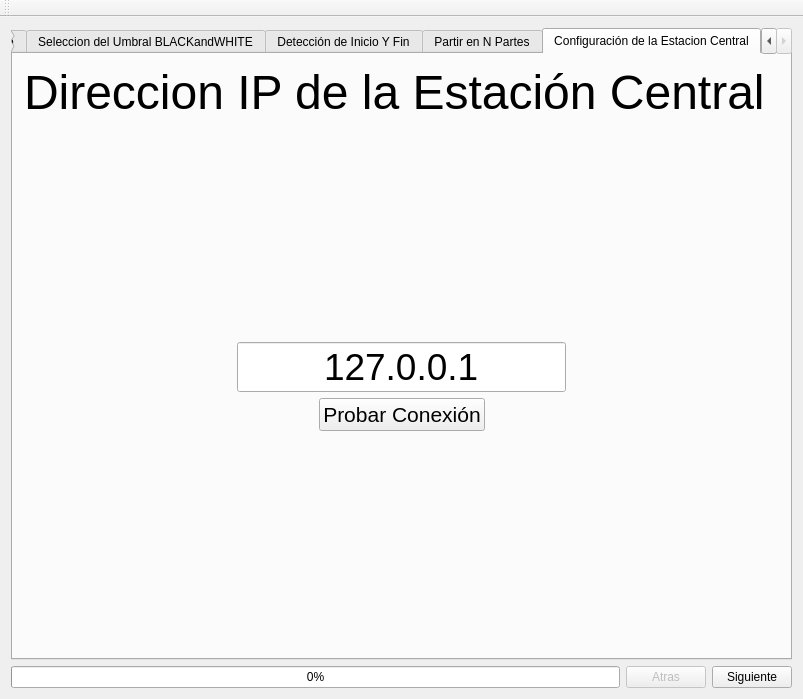
Above: ventanaprincipal.ui from dianjuar/ModuloVisionArtifiical_ACO before the change. Below: the same form after it.
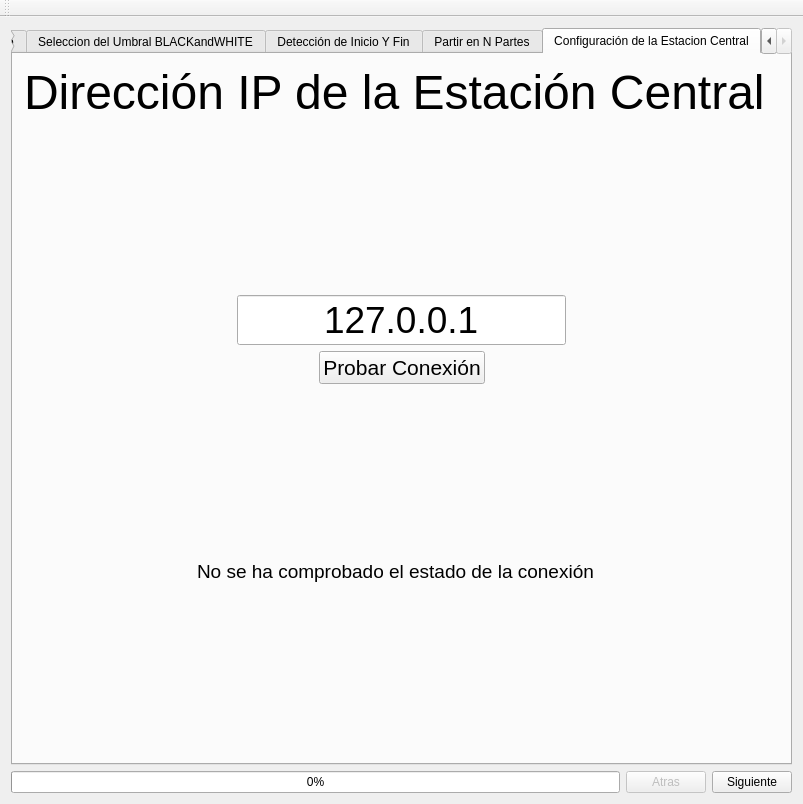
That is the form after the change. Icons and pictures are not drawn.

Commit message: Elementos visuales de la fase 5

The edit to the form file:
```diff
--- a/ventanaprincipal.ui
+++ b/ventanaprincipal.ui
@@ -7,7 +7,7 @@
     <x>0</x>
     <y>0</y>
     <width>803</width>
-    <height>699</height>
+    <height>804</height>
    </rect>
   </property>
   <property name="windowTitle">
@@ -1206,7 +1206,7 @@
            </font>
           </property>
           <property name="text">
-           <string>Direccion IP de la Estación Central</string>
+           <string>Dirección IP de la Estación Central</string>
           </property>
          </widget>
         </item>
@@ -1218,7 +1218,7 @@
           <property name="sizeHint" stdset="0">
            <size>
             <width>20</width>
-            <height>191</height>
+            <height>104</height>
            </size>
           </property>
          </spacer>
@@ -1325,6 +1325,72 @@
           </item>
          </layout>
         </item>
+        <item>
+         <spacer name="verticalSpacer_30">
+          <property name="orientation">
+           <enum>Qt::Vertical</enum>
+          </property>
+          <property name="sizeHint" stdset="0">
+           <size>
+            <width>20</width>
+            <height>40</height>
+           </size>
+          </property>
+         </spacer>
+        </item>
+        <item>
+         <layout class="QHBoxLayout" name="horizontalLayout_19">
+          <item>
+           <spacer name="horizontalSpacer_18">
+            <property name="orientation">
+             <enum>Qt::Horizontal</enum>
+            </property>
+            <property name="sizeHint" stdset="0">
+             <size>
+              <width>40</width>
+              <height>20</height>
+             </size>
+            </property>
+           </spacer>
+          </item>
+          <item>
+           <widget class="QLabel" name="label_error_F5">
+            <property name="font">
+             <font>
+              <family>Ubuntu</family>
+              <pointsize>14</pointsize>
+             </font>
+            </property>
+            <property name="text">
+             <string>No se ha comprobado el estado de la conexión</string>
+            </property>
+           </widget>
+          </item>
+          <item>
+           <widget class="QLabel" name="label_connectionTest_F5">
+            <property name="text">
+             <string/>
+            </property>
+            <property name="pixmap">
+             <pixmap>../ModuloDeVisionArtificial_1_1+GIT-build-desktop-Qt_4_8_1_in_PATH__System__Release/media/TestConnection/Bad.png</pixmap>
+            </property>
+           </widget>
+          </item>
+          <item>
+           <spacer name="horizontalSpacer_19">
+            <property name="orientation">
+             <enum>Qt::Horizontal</enum>
+            </property>
+            <property name="sizeHint" stdset="0">
+             <size>
+              <width>37</width>
+              <height>17</height>
+             </size>
+            </property>
+           </spacer>
+          </item>
+         </layout>
+        </item>
         <item>
          <spacer name="verticalSpacer_29">
           <property name="orientation">
```
Left out of the diff: 78 changed lines with no effect on the pictures.
